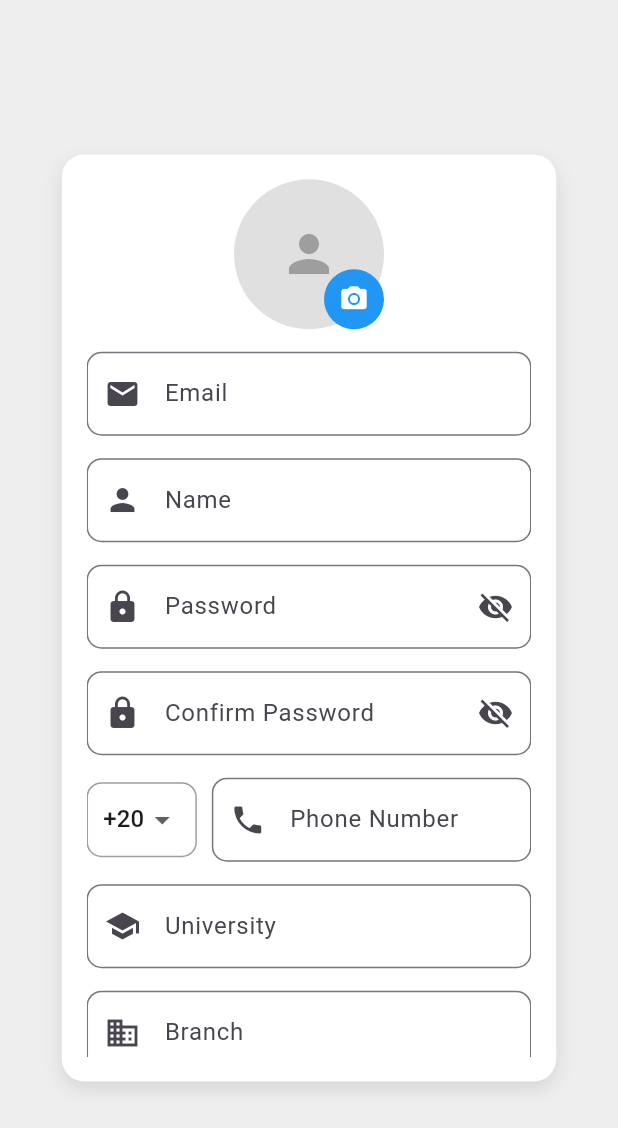
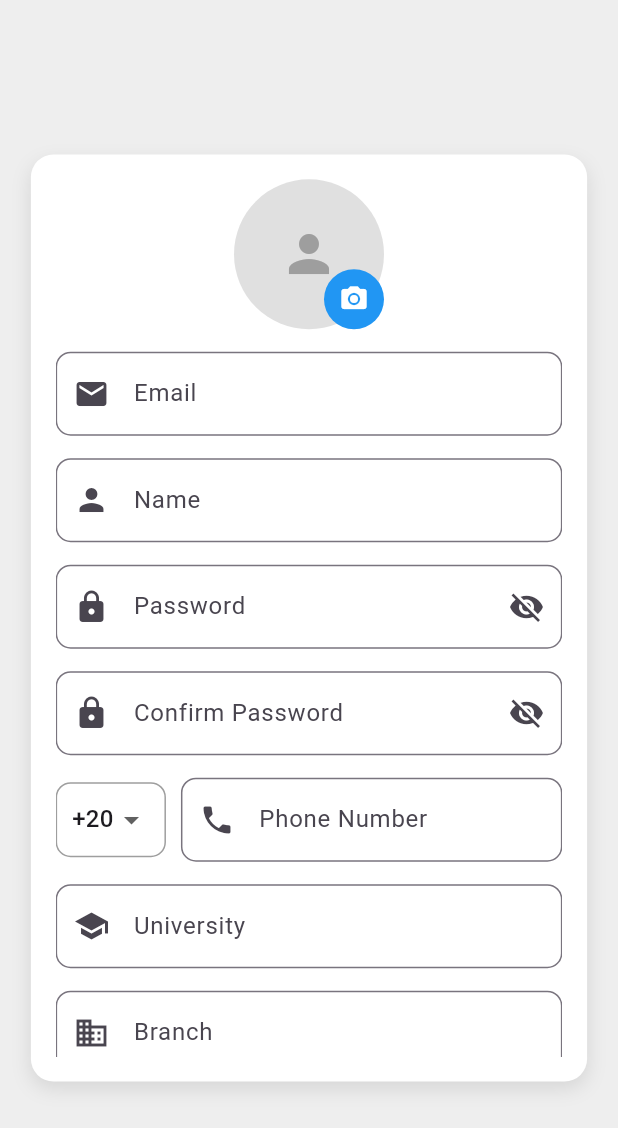
Before and after one commit to MORAMZY14/Etqan, a Flutter app: the RegisterPage screen opened directly, on a phone screen of 412 x 824 dp. Shown: the top 1128 px of the screen. Run offline on Flutter 3.47's test engine with Material 3 defaults, Android fonts, the phone set to English and light mode, and no system bars; our stand-ins replace cloud_firestore, file_picker, firebase_auth, firebase_core, firebase_messaging, firebase_storage and 3 more; missing offline and left inert: firebase_app_check, onesignal_flutter; accounts and stored records are empty.

```diff
--- a/lib/register_page.dart
+++ b/lib/register_page.dart
@@ -266,7 +266,7 @@ class _RegisterPageState extends State<RegisterPage> {
         backgroundColor: Colors.grey[200],
     body: Center(
     child: Container(
-    width: MediaQuery.of(context).size.width * 0.8,
+    width: MediaQuery.of(context).size.width * 0.9,
     height: MediaQuery.of(context).size.height * 0.75,
     padding: EdgeInsets.all(MediaQuery.of(context).size.width * 0.04),
     decoration: BoxDecoration(
```
